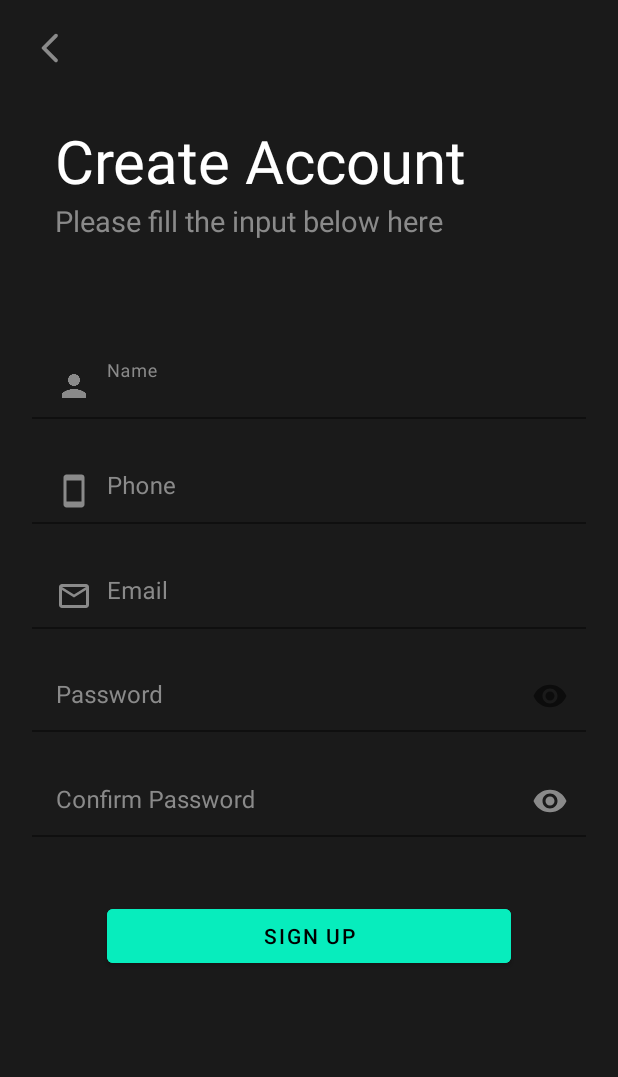
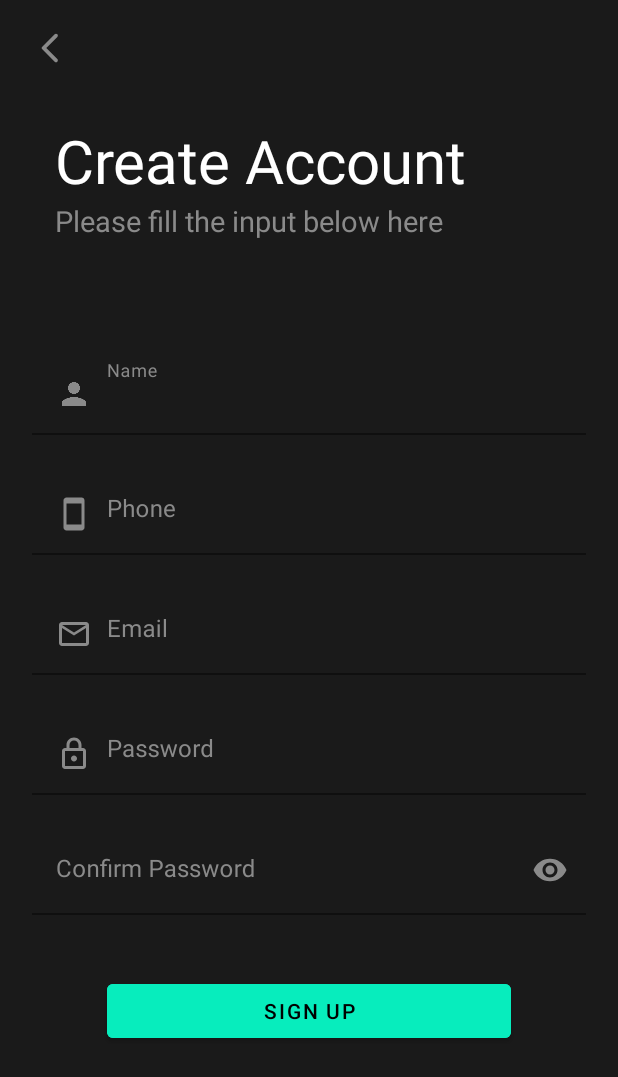
Before and after one commit to hommym/MovieMania, an Android app: the screen it shows after launch (MainActivity), after a tap on "CREATE ACCOUNT", on a phone screen of 412 x 824 dp. Shown: the top 1077 px of the screen. Run offline under Robolectric (Android 15) with nearby library versions, the phone set to English and light mode, and no system bars.

Commit message:
Made changes to the Textviews

```diff
--- a/app/src/main/res/layout/fragment_login.xml
+++ b/app/src/main/res/layout/fragment_login.xml
@@ -62,7 +62,7 @@
     <com.google.android.material.textfield.TextInputLayout
         android:id="@+id/emailFieldWrapper"
         android:layout_width="0dp"
-        android:layout_height="50dp"
+        android:layout_height="60dp"
         android:layout_marginStart="21dp"
         android:layout_marginEnd="21dp"
         android:layout_marginBottom="20dp"
@@ -97,7 +97,7 @@
     <com.google.android.material.textfield.TextInputLayout
         android:id="@+id/passwordFieldWrapper"
         android:layout_width="0dp"
-        android:layout_height="50dp"
+        android:layout_height="60dp"
         android:layout_marginStart="21dp"
         android:layout_marginEnd="21dp"
         android:layout_marginBottom="26dp"
--- a/app/src/main/res/layout/fragment_signup.xml
+++ b/app/src/main/res/layout/fragment_signup.xml
@@ -60,7 +60,7 @@
     <com.google.android.material.textfield.TextInputLayout
         android:id="@+id/textInputLayout3"
         android:layout_width="0dp"
-        android:layout_height="50dp"
+        android:layout_height="60dp"
         android:layout_marginStart="21dp"
         android:layout_marginEnd="21dp"
         android:layout_marginBottom="20dp"
@@ -79,7 +79,7 @@
         <com.google.android.material.textfield.TextInputEditText
             android:id="@+id/signup_name"
             android:layout_width="match_parent"
-            android:layout_height="wrap_content"
+            android:layout_height="match_parent"
             android:background="@android:color/transparent"
             android:drawableLeft="@drawable/baseline_person_24"
             android:drawablePadding="10dp"
@@ -94,7 +94,7 @@
     <com.google.android.material.textfield.TextInputLayout
         android:id="@+id/textInputLayout4"
         android:layout_width="0dp"
-        android:layout_height="50dp"
+        android:layout_height="60dp"
         android:layout_marginStart="21dp"
         android:layout_marginEnd="21dp"
         android:layout_marginBottom="20dp"
@@ -113,7 +113,7 @@
         <com.google.android.material.textfield.TextInputEditText
             android:id="@+id/signup_phone_number"
             android:layout_width="match_parent"
-            android:layout_height="wrap_content"
+            android:layout_height="match_parent"
             android:background="@android:color/transparent"
             android:drawableLeft="@drawable/round_smartphone_24"
             android:drawablePadding="10dp"
@@ -128,7 +128,7 @@
     <com.google.android.material.textfield.TextInputLayout
         android:id="@+id/textInputLayout5"
         android:layout_width="0dp"
-        android:layout_height="50dp"
+        android:layout_height="60dp"
         android:layout_marginStart="21dp"
         android:layout_marginEnd="21dp"
         android:layout_marginBottom="20dp"
@@ -147,7 +147,7 @@
         <com.google.android.material.textfield.TextInputEditText
             android:id="@+id/signup_email"
             android:layout_width="match_parent"
-            android:layout_height="wrap_content"
+            android:layout_height="match_parent"
             android:background="@android:color/transparent"
             android:drawableLeft="@drawable/outline_email_24"
             android:drawablePadding="10dp"
@@ -162,7 +162,7 @@
     <com.google.android.material.textfield.TextInputLayout
         android:id="@+id/textInputLayout6"
         android:layout_width="0dp"
-        android:layout_height="50dp"
+        android:layout_height="60dp"
         android:layout_marginStart="21dp"
         android:layout_marginEnd="21dp"
         android:layout_marginBottom="20dp"
@@ -176,13 +176,13 @@
         app:layout_constraintEnd_toEndOf="parent"
         app:layout_constraintStart_toStartOf="parent"
         app:layout_constraintTop_toBottomOf="@+id/textInputLayout5"
-        app:passwordToggleEnabled="true"
+        app:passwordToggleEnabled="false"
         tools:visibility="visible">
 
         <com.google.android.material.textfield.TextInputEditText
             android:id="@+id/signup_password"
             android:layout_width="match_parent"
-            android:layout_height="wrap_content"
+            android:layout_height="match_parent"
             android:background="@android:color/transparent"
             android:drawableLeft="@drawable/outline_lock_24"
             android:drawablePadding="10dp"
@@ -198,7 +198,7 @@
     <com.google.android.material.textfield.TextInputLayout
         android:id="@+id/textInputLayout7"
         android:layout_width="0dp"
-        android:layout_height="50dp"
+        android:layout_height="60dp"
         android:layout_marginStart="21dp"
         android:layout_marginTop="20dp"
         android:layout_marginEnd="21dp"
@@ -218,7 +218,7 @@
         <com.google.android.material.textfield.TextInputEditText
             android:id="@+id/signup_confirm_password"
             android:layout_width="match_parent"
-            android:layout_height="wrap_content"
+            android:layout_height="match_parent"
             android:background="@android:color/transparent"
             android:drawableLeft="@drawable/outline_lock_24"
             android:drawablePadding="10dp"
```
